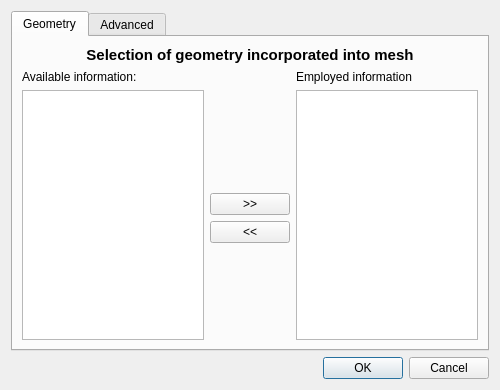
Before: the Qt Designer form Applications/DataExplorer/DataView/GMSHPrefs.ui in ufz/ogs, drawn with Qt 5.
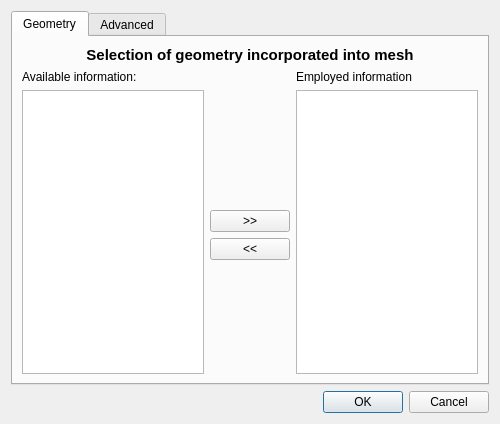
After: the same form once the commit is applied.

The edit to the form file:
```diff
--- a/Applications/DataExplorer/DataView/GMSHPrefs.ui
+++ b/Applications/DataExplorer/DataView/GMSHPrefs.ui
@@ -7,7 +7,7 @@
     <x>0</x>
     <y>0</y>
     <width>500</width>
-    <height>390</height>
+    <height>424</height>
    </rect>
   </property>
   <property name="sizePolicy">
```
Left out of the diff: 15 changed lines with no effect on the pictures.
